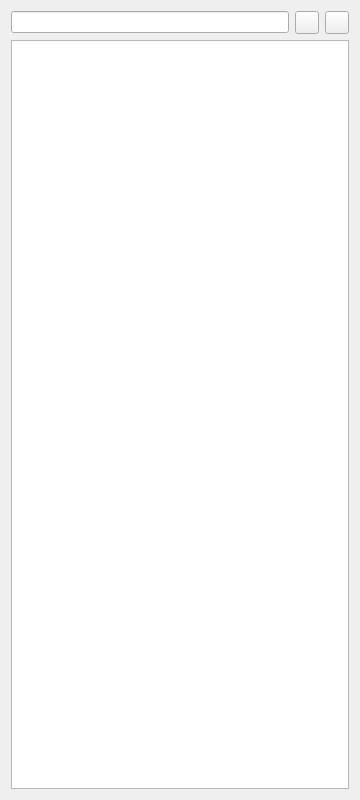
Above: ui/downloader.ui from xl182/m3u8 before the change. Below: the same form after it.
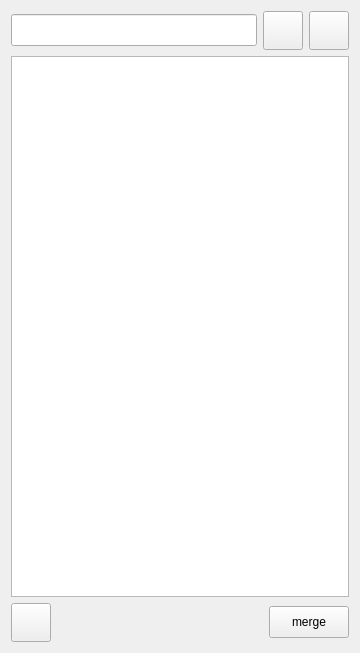
That is the form after the change. Icons and pictures are not drawn.

Patch:
```diff
--- a/ui/downloader.ui
+++ b/ui/downloader.ui
@@ -7,7 +7,7 @@
     <x>0</x>
     <y>0</y>
     <width>360</width>
-    <height>800</height>
+    <height>653</height>
    </rect>
   </property>
   <property name="windowTitle">
@@ -16,13 +16,20 @@
   <property name="styleSheet">
    <string notr="true"/>
   </property>
-  <layout class="QVBoxLayout" name="verticalLayout" stretch="1,10">
+  <layout class="QVBoxLayout" name="verticalLayout" stretch="1,10,0">
    <item>
     <layout class="QHBoxLayout" name="horizontalLayout_3">
      <item>
       <layout class="QHBoxLayout" name="horizontalLayout">
        <item>
-        <widget class="QLineEdit" name="urlEdit"/>
+        <widget class="QLineEdit" name="urlEdit">
+         <property name="minimumSize">
+          <size>
+           <width>32</width>
+           <height>32</height>
+          </size>
+         </property>
+        </widget>
        </item>
        <item>
         <widget class="QToolButton" name="pasteButton">
@@ -34,6 +41,12 @@
            <normalon>:/icon/icon/粘贴.png</normalon>
           </iconset>
          </property>
+         <property name="iconSize">
+          <size>
+           <width>32</width>
+           <height>32</height>
+          </size>
+         </property>
         </widget>
        </item>
        <item>
@@ -46,6 +59,12 @@
            <normalon>:/icon/icon/下载.png</normalon>
           </iconset>
          </property>
+         <property name="iconSize">
+          <size>
+           <width>32</width>
+           <height>32</height>
+          </size>
+         </property>
         </widget>
        </item>
       </layout>
@@ -102,6 +121,60 @@
      </item>
     </layout>
    </item>
+   <item>
+    <layout class="QHBoxLayout" name="horizontalLayout_4">
+     <item>
+      <widget class="QToolButton" name="exitButton">
+       <property name="text">
+        <string/>
+       </property>
+       <property name="icon">
+        <iconset>
+         <normalon>:/icon/icon/关闭.png</normalon>
+        </iconset>
+       </property>
+       <property name="iconSize">
+        <size>
+         <width>32</width>
+         <height>32</height>
+        </size>
+       </property>
+      </widget>
+     </item>
+     <item>
+      <spacer name="horizontalSpacer">
+       <property name="orientation">
+        <enum>Qt::Horizontal</enum>
+       </property>
+       <property name="sizeHint" stdset="0">
+        <size>
+         <width>40</width>
+         <height>20</height>
+        </size>
+       </property>
+      </spacer>
+     </item>
+     <item>
+      <widget class="QPushButton" name="mergeButton">
+       <property name="minimumSize">
+        <size>
+         <width>32</width>
+         <height>32</height>
+        </size>
+       </property>
+       <property name="text">
+        <string>merge</string>
+       </property>
+       <property name="iconSize">
+        <size>
+         <width>32</width>
+         <height>32</height>
+        </size>
+       </property>
+      </widget>
+     </item>
+    </layout>
+   </item>
   </layout>
  </widget>
  <resources>
```
Left out of the diff: 19 changed lines with no effect on the pictures.
